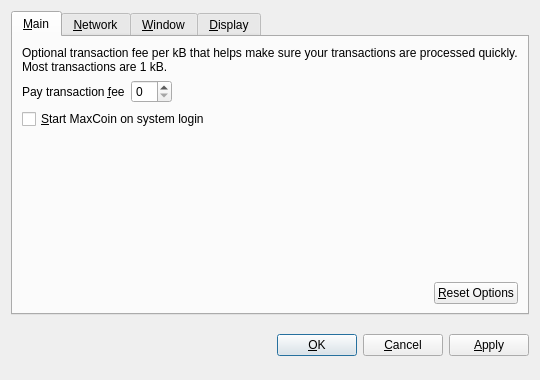
mtrinder/schoolcoind, file src/qt/forms/optionsdialog.ui: the form before one commit.
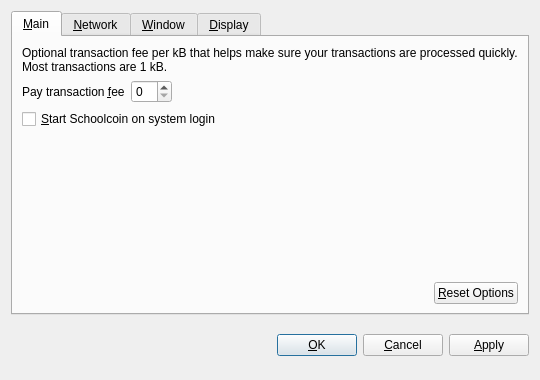
The form after the commit. Custom widgets are drawn as their Qt base class.

Commit message: Rename MaxCoin to Schoolcoin

What changed in the file:
```diff
--- a/src/qt/forms/optionsdialog.ui
+++ b/src/qt/forms/optionsdialog.ui
@@ -82,7 +82,7 @@
           <string>Automatically start MaxCoin after logging in to the system.</string>
          </property>
          <property name="text">
-          <string>&amp;Start MaxCoin on system login</string>
+          <string>&amp;Start Schoolcoin on system login</string>
          </property>
         </widget>
        </item>
```
Left out of the diff: 10 changed lines with no effect on the pictures. The commit also changes 101 other files.
